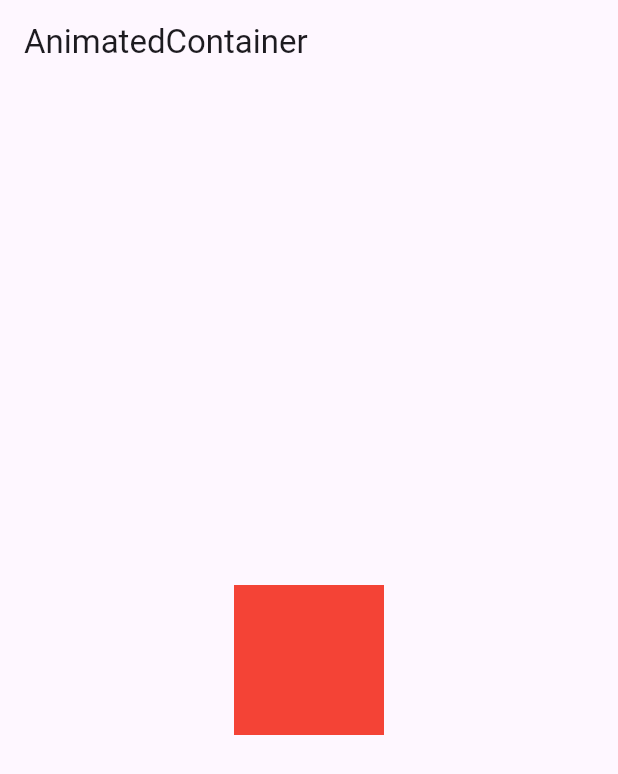
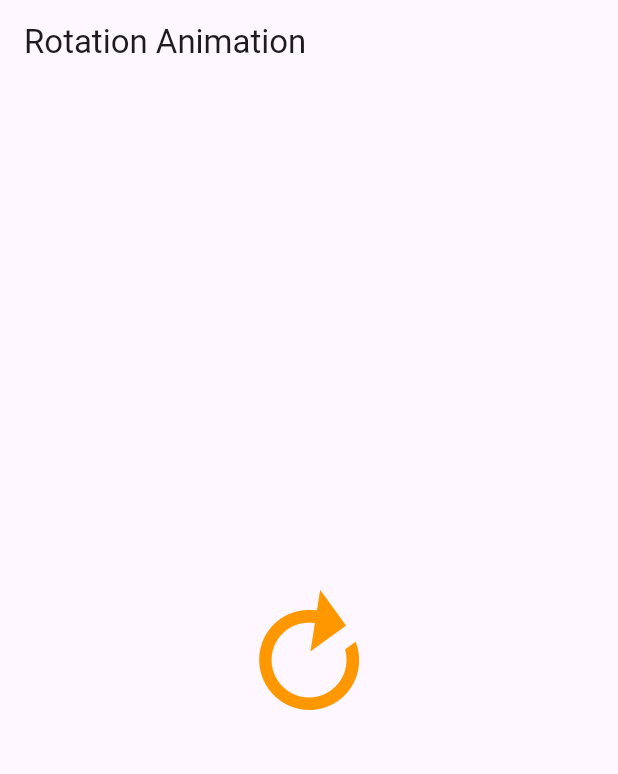
Before and after one commit to nakshatra-naksh/skillLab6, a Flutter app: the screen it shows after launch, on a phone screen of 412 x 824 dp. Shown: the top 774 px of the screen. Run offline on Flutter 3.47's test engine with Material 3 defaults, Android fonts, the phone set to English and light mode, and no system bars.

Commit message:
Rotation animation

```diff
--- a/lib/main.dart
+++ b/lib/main.dart
@@ -2,36 +2,47 @@ import 'package:flutter/material.dart';
 
 void main() => runApp(MyApp());
 
-class MyApp extends StatefulWidget {
+class MyApp extends StatelessWidget {
   @override
-  _MyAppState createState() => _MyAppState();
+  Widget build(BuildContext context) {
+    return MaterialApp(home: RotationExample());
+  }
 }
 
-class _MyAppState extends State<MyApp> {
-  bool _big = false;
+class RotationExample extends StatefulWidget {
+  @override
+  _RotationExampleState createState() => _RotationExampleState();
+}
+
+class _RotationExampleState extends State<RotationExample>
+    with SingleTickerProviderStateMixin {
+  late AnimationController _controller;
+
+  @override
+  void initState() {
+    super.initState();
+    _controller = AnimationController(
+      duration: Duration(seconds: 2),
+      vsync: this,
+    )..repeat(); // continuous rotation
+  }
 
   @override
   Widget build(BuildContext context) {
-    return MaterialApp(
-      home: Scaffold(
-        appBar: AppBar(title: Text("AnimatedContainer")),
-        body: Center(
-          child: GestureDetector(
-            onTap: () {
-              setState(() {
-                _big = !_big;
-              });
-            },
-            child: AnimatedContainer(
-              width: _big ? 200 : 100,
-              height: _big ? 200 : 100,
-              color: _big ? Colors.blue : Colors.red,
-              duration: Duration(seconds: 1),
-              curve: Curves.easeInOut,
-            ),
-          ),
+    return Scaffold(
+      appBar: AppBar(title: Text("Rotation Animation")),
+      body: Center(
+        child: RotationTransition(
+          turns: _controller,
+          child: Icon(Icons.refresh, size: 100, color: Colors.orange),
         ),
       ),
     );
   }
+
+  @override
+  void dispose() {
+    _controller.dispose();
+    super.dispose();
+  }
 }
```
